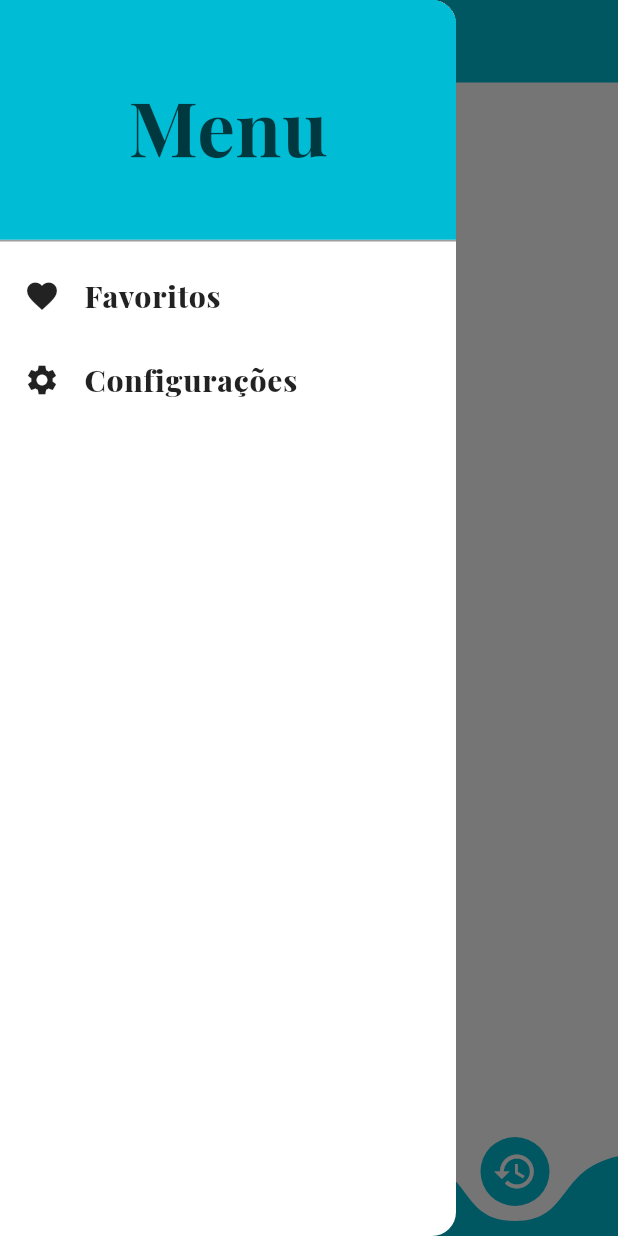
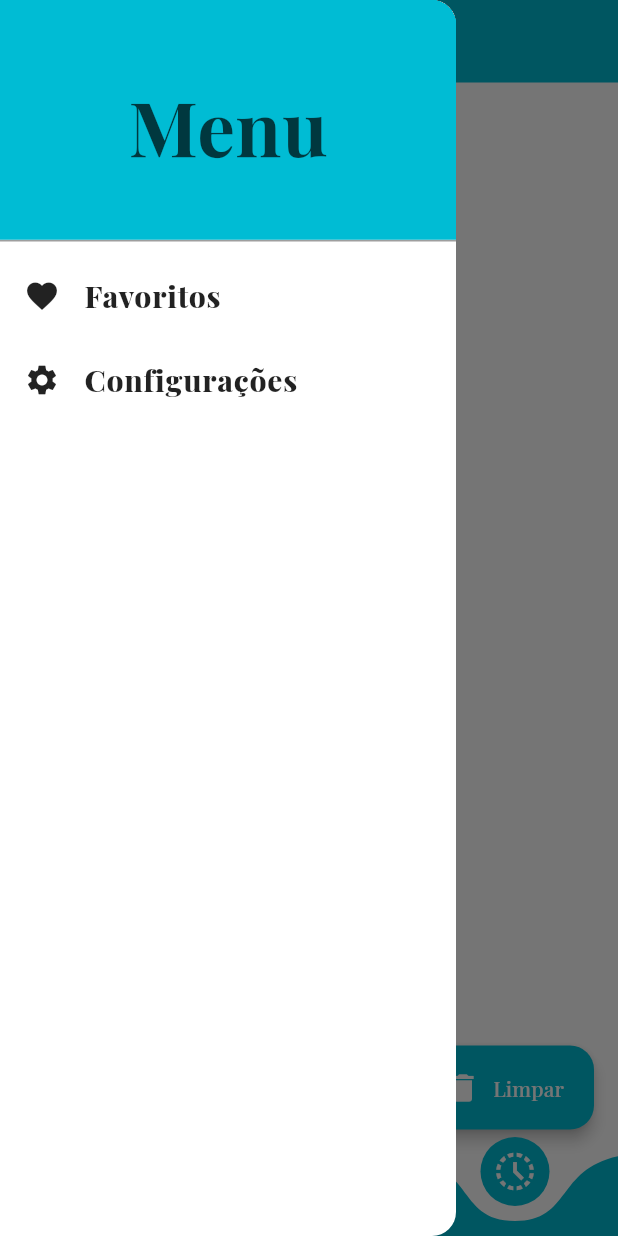
Before and after one commit to jonascsaraiva/Pe-na-Estrada-Cariri, a Flutter app: the screen it shows after launch, item 3 of the bottom bar chosen, with the side drawer open, on a phone screen of 412 x 824 dp. Run offline on Flutter 3.47's test engine with Material 3 defaults, Android fonts, the light colour scheme and no system bars; drawn by our look-alikes of curved_navigation_bar; our stand-ins replace cached_network_image, geolocator, google_maps_flutter, hive, hive_flutter, shared_preferences and 1 more; missing offline and left inert: flutter_polyline_points; accounts and stored records are empty; network calls fail; statements that could not run were skipped; project files that could hold a hidden picture were left out.

Commit message:
correção de erros

```diff
--- a/lib/home_page.dart
+++ b/lib/home_page.dart
@@ -22,8 +22,8 @@ class _HomePageState extends State<HomePage> {
 
   final List<IconData> _icons = const [
     Icons.add_location_alt,
-    Icons.map_outlined,
-    Icons.history,
+    Icons.map,
+    Icons.history_toggle_off,
   ];
 
   final List<String> _titles = const ["Lista", "Mapa", "Histórico"];
--- a/lib/pages/historico_page.dart
+++ b/lib/pages/historico_page.dart
@@ -25,19 +25,43 @@ class _HistoricoPageState extends State<HistoricoPage> {
     setState(() => _loading = true);
     final data = await _controller.getHistorico();
     setState(() {
-      _historico = data.reversed.toList(); // mais recente primeiro
+      _historico = data.reversed.toList();
       _loading = false;
     });
+  }
+
+  Future<void> limparHistorico() async {
+    setState(() => _loading = true);
+    await _controller.limparHistorico();
+    await _loadHistorico();
   }
 
   @override
   Widget build(BuildContext context) {
     return Scaffold(
-      body: _loading
-          ? const Center(child: CircularProgressIndicator())
-          : _historico.isEmpty
-          ? const Center(child: Text("Nenhum lugar visitado ainda."))
-          : RefreshIndicator(
+      floatingActionButton: FloatingActionButton.extended(
+        onPressed: limparHistorico,
+        label: const Text("Limpar"),
+        icon: const Icon(Icons.delete),
+      ),
+      body: Builder(
+        builder: (_) {
+          if (_loading) return const Center(child: CircularProgressIndicator());
+
+          if (_historico.isEmpty) {
+            return RefreshIndicator(
+              onRefresh: _loadHistorico,
+              child: ListView(
+                physics: const AlwaysScrollableScrollPhysics(),
+                children: const [
+                  SizedBox(height: 200),
+                  Center(child: Text("Nenhum lugar visitado ainda.")),
+                ],
+              ),
+            );
+          }
+
+          return RefreshIndicator(
             onRefresh: _loadHistorico,
             child: ListView.builder(
               physics: const AlwaysScrollableScrollPhysics(),
@@ -54,7 +78,7 @@ class _HistoricoPageState extends State<HistoricoPage> {
                     ),
                     title: Text(
                       "Visitou: ${visita.destino.nome}",
-                        style: TextStyle(
+                      style: const TextStyle(
                         fontSize: 17,
                         fontWeight: FontWeight.w800,
                       ),
@@ -63,7 +87,7 @@ class _HistoricoPageState extends State<HistoricoPage> {
                       "De: ${visita.partida}\n"
                       "Para: ${visita.destino.nome}\n"
                       "Data: ${DateFormat('dd/MM/yyyy – HH:mm').format(visita.dataHora)}",
-                        style: TextStyle(
+                      style: const TextStyle(
                         fontSize: 13,
                         fontWeight: FontWeight.w800,
                       ),
@@ -72,6 +96,8 @@ class _HistoricoPageState extends State<HistoricoPage> {
                 );
               },
             ),
+          );
+        },
       ),
     );
   }
--- a/lib/repositories/loc_repository.dart
+++ b/lib/repositories/loc_repository.dart
@@ -329,7 +329,7 @@ class LocRepository extends ChangeNotifier {
       nome: 'Centro Cultural Daniel Walker',
       endereco: 'R. São Bernardo, 724 - Franciscanos',
       foto:
-          'https://upload.wikimedia.org/wikipedia/commons/2/24/Pra%C3%A7a_Padre_C%C3%ADcero_no_centro_de_Juazeiro_do_Norte.jpg',
+          'https://assets.brasildefato.com.br/2024/09/image_processing20200205-15817-1tcduhl.png',
       latitude: -7.209428680532103,
       longitude: -39.31359443423024,
       descricao:
--- a/lib/theme/light_theme.dart
+++ b/lib/theme/light_theme.dart
@@ -15,6 +15,16 @@ class AppThemeLight {
         color: Colors.white,
         fontSize: 33,
       ),
+    ),
+    floatingActionButtonTheme: const FloatingActionButtonThemeData(
+      backgroundColor: Colors.cyan,
+      foregroundColor: Colors.white, // ícone
+      shape: RoundedRectangleBorder(
+        borderRadius: BorderRadius.all(
+          Radius.circular(16),
+        ), // deixa mais quadradinho se quiser
+      ),
+      elevation: 4,
     ),
 
     // Textos do body
```
Lines whose indentation alone changed are shown as unchanged.
